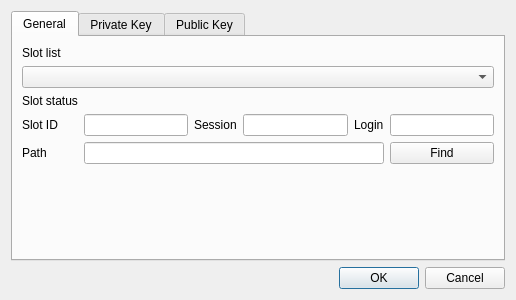
jykim74/CryptokiMan, file HsmMan/import_pri_key_dlg.ui: the form before one commit.
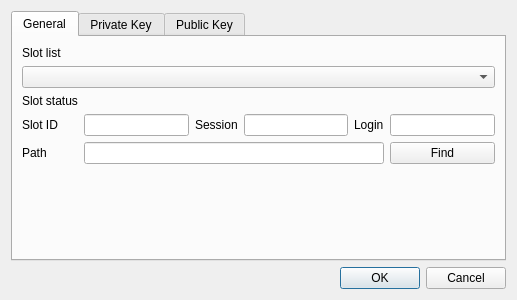
The form after the commit. The open tabs and pages were chosen to show the change.

```diff
--- a/HsmMan/import_pri_key_dlg.ui
+++ b/HsmMan/import_pri_key_dlg.ui
@@ -6,7 +6,7 @@
    <rect>
     <x>0</x>
     <y>0</y>
-    <width>400</width>
+    <width>517</width>
     <height>300</height>
    </rect>
   </property>
```
Left out of the diff: 88 changed lines with no effect on the pictures.
